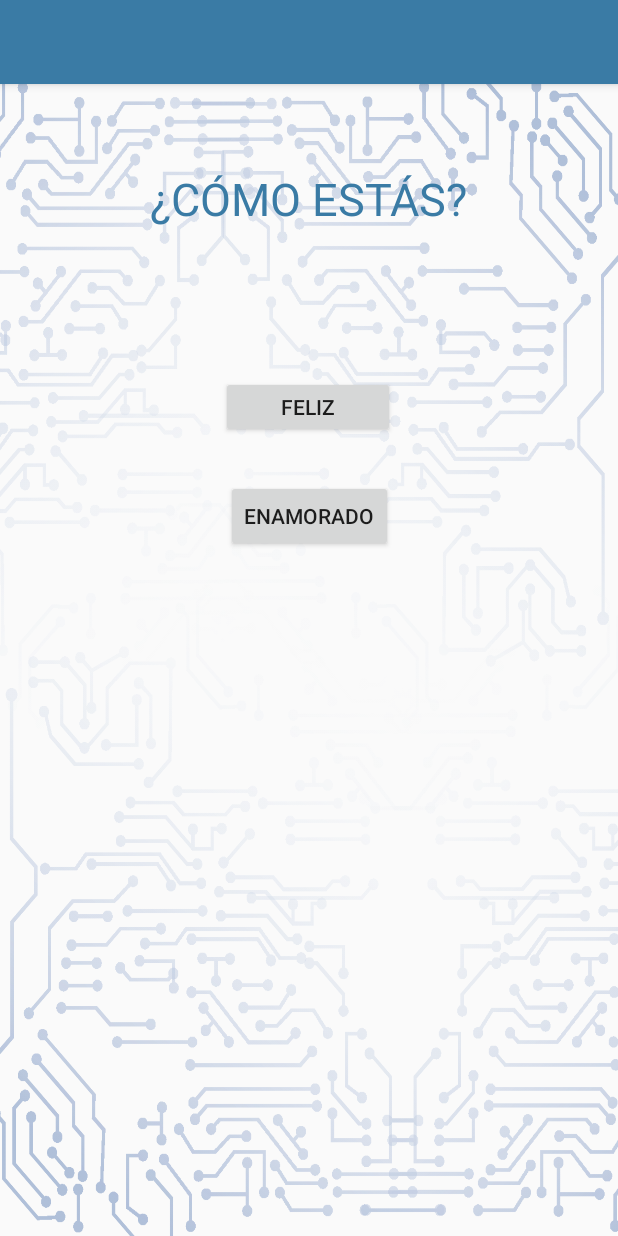
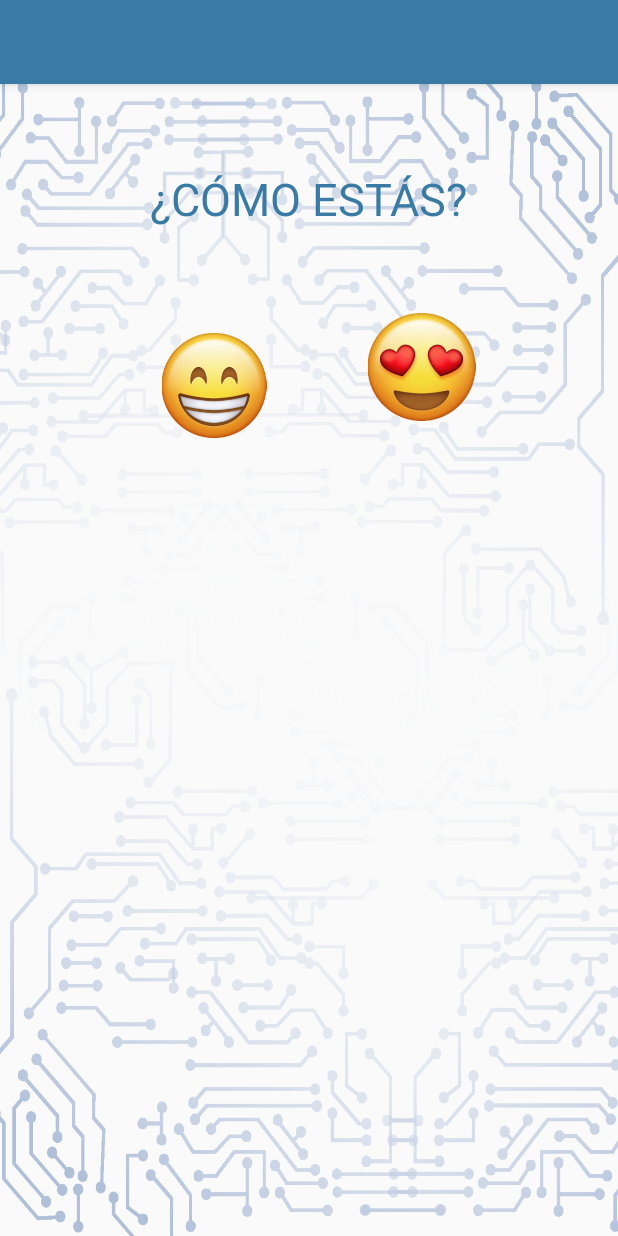
Before and after one commit to warwolf6432/Expofisica, an Android app: the Estado screen opened directly, with no data from a screen before it, on a phone screen of 412 x 824 dp. Run offline under Robolectric (Android 15) with nearby library versions, the phone set to English and light mode, and no system bars.

Commit message:
con emoji

```diff
--- a/p5/app/src/main/res/layout/activity_estado.xml
+++ b/p5/app/src/main/res/layout/activity_estado.xml
@@ -32,30 +32,31 @@
         app:layout_constraintTop_toTopOf="parent"
         app:layout_constraintVertical_bias="0.0" />
 
-    <Button
+    <ImageView
         android:id="@+id/bFeliz"
-        android:layout_width="116dp"
-        android:layout_height="41dp"
+        android:layout_width="117dp"
+        android:layout_height="70dp"
         android:layout_marginBottom="532dp"
         android:onClick="feliz"
-        android:text="Feliz"
+        android:src="@drawable/feliz"
         app:layout_constraintBottom_toBottomOf="parent"
         app:layout_constraintEnd_toEndOf="parent"
-        app:layout_constraintHorizontal_bias="0.498"
+        app:layout_constraintHorizontal_bias="0.285"
         app:layout_constraintStart_toStartOf="parent"
-        app:layout_constraintTop_toBottomOf="@+id/idControl3"
+        app:layout_constraintTop_toTopOf="parent"
         app:layout_constraintVertical_bias="1.0" />
 
-    <Button
+    <ImageView
         android:id="@+id/button2"
-        android:layout_width="wrap_content"
-        android:layout_height="wrap_content"
+        android:layout_width="99dp"
+        android:layout_height="72dp"
         android:layout_marginBottom="456dp"
-        android:text="Enamorado"
+        android:src="@drawable/enamorado"
         app:layout_constraintBottom_toBottomOf="parent"
         app:layout_constraintEnd_toEndOf="parent"
+        app:layout_constraintHorizontal_bias="0.74"
         app:layout_constraintStart_toStartOf="parent"
-        app:layout_constraintTop_toBottomOf="@+id/bFeliz"
-        app:layout_constraintVertical_bias="1.0" />
+        app:layout_constraintTop_toTopOf="parent"
+        app:layout_constraintVertical_bias="0.635" />
 
 </androidx.constraintlayout.widget.ConstraintLayout>
```
Also changed, not shown: p5/app/src/main/res/layout/activity_main.xml (+11 -9 lines).
